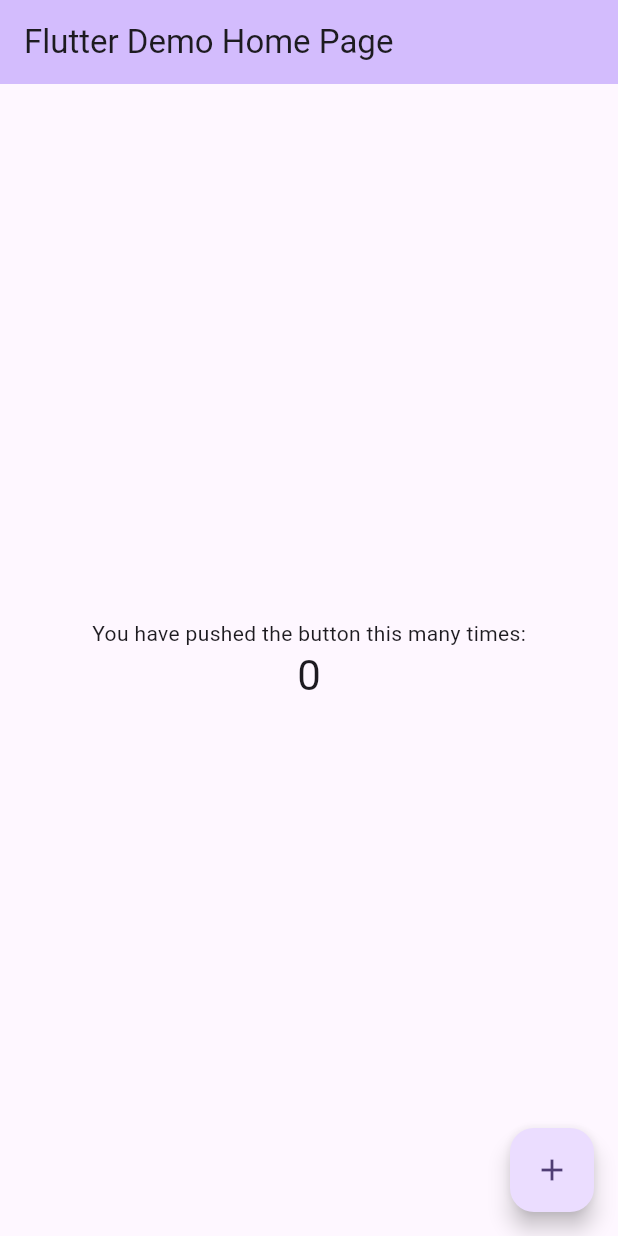
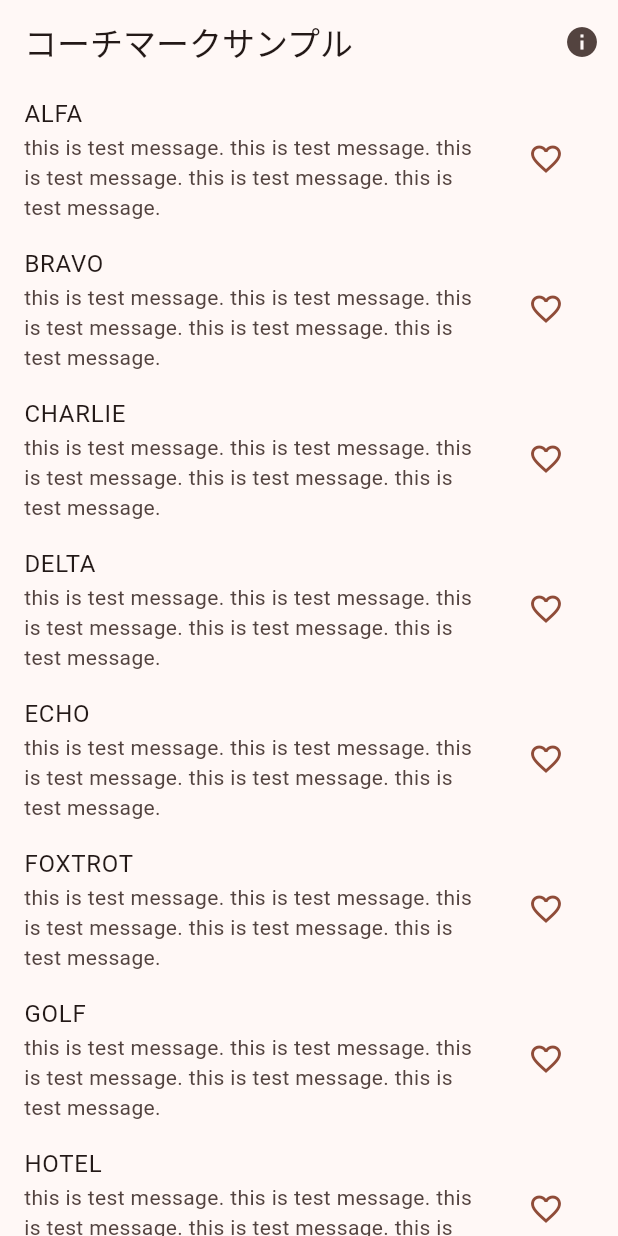
Before and after one commit to TowaYamashita/coach_mark_sample, a Flutter app: the screen it shows after launch, on a phone screen of 412 x 824 dp. Run offline on Flutter 3.47's test engine with Material 2 defaults, Android fonts, the phone set to English and light mode, and no system bars; missing offline and left inert: tutorial_coach_mark.

Commit message:
追加: 画面表示時にコーチマークを表示するよう実装

```diff
--- a/lib/main.dart
+++ b/lib/main.dart
@@ -1,125 +1,239 @@
+import 'dart:async';
+
 import 'package:flutter/material.dart';
+import 'package:tutorial_coach_mark/tutorial_coach_mark.dart';
 
-void main() {
-  runApp(const MyApp());
-}
+void main() => runApp(const MyApp());
 
 class MyApp extends StatelessWidget {
-  const MyApp({super.key});
+  const MyApp({Key? key}) : super(key: key);
 
-  // This widget is the root of your application.
   @override
   Widget build(BuildContext context) {
     return MaterialApp(
-      title: 'Flutter Demo',
       theme: ThemeData(
-        // This is the theme of your application.
-        //
-        // TRY THIS: Try running your application with "flutter run". You'll see
-        // the application has a blue toolbar. Then, without quitting the app,
-        // try changing the seedColor in the colorScheme below to Colors.green
-        // and then invoke "hot reload" (save your changes or press the "hot
-        // reload" button in a Flutter-supported IDE, or press "r" if you used
-        // the command line to start the app).
-        //
-        // Notice that the counter didn't reset back to zero; the application
-        // state is not lost during the reload. To reset the state, use hot
-        // restart instead.
-        //
-        // This works for code too, not just values: Most code changes can be
-        // tested with just a hot reload.
-        colorScheme: ColorScheme.fromSeed(seedColor: Colors.deepPurple),
         useMaterial3: true,
+        colorSchemeSeed: Colors.deepOrange,
       ),
-      home: const MyHomePage(title: 'Flutter Demo Home Page'),
+      home: const MyHomePage(),
     );
   }
 }
 
 class MyHomePage extends StatefulWidget {
-  const MyHomePage({super.key, required this.title});
-
-  // This widget is the home page of your application. It is stateful, meaning
-  // that it has a State object (defined below) that contains fields that affect
-  // how it looks.
-
-  // This class is the configuration for the state. It holds the values (in this
-  // case the title) provided by the parent (in this case the App widget) and
-  // used by the build method of the State. Fields in a Widget subclass are
-  // always marked "final".
-
-  final String title;
+  const MyHomePage({Key? key}) : super(key: key);
 
   @override
-  State<MyHomePage> createState() => _MyHomePageState();
+  MyHomePageState createState() => MyHomePageState();
 }
 
-class _MyHomePageState extends State<MyHomePage> {
-  int _counter = 0;
+class MyHomePageState extends State<MyHomePage> {
+  late TutorialCoachMark tutorialCoachMark;
 
-  void _incrementCounter() {
-    setState(() {
-      // This call to setState tells the Flutter framework that something has
-      // changed in this State, which causes it to rerun the build method below
-      // so that the display can reflect the updated values. If we changed
-      // _counter without calling setState(), then the build method would not be
-      // called again, and so nothing would appear to happen.
-      _counter++;
-    });
+  GlobalKey infoButtonKey = GlobalKey();
+  GlobalKey favoriteButtonKey = GlobalKey();
+
+  Map<String, bool> items = {
+    'ALFA': false,
+    'BRAVO': false,
+    'CHARLIE': false,
+    'DELTA': false,
+    'ECHO': false,
+    'FOXTROT': false,
+    'GOLF': false,
+    'HOTEL': false,
+    'INDIA': false,
+    'JULIETT': false,
+    'KILO': false,
+    'LIMA': false,
+    'MIKE': false,
+  };
+
+  @override
+  void initState() {
+    createTutorial();
+    Future.delayed(Duration.zero, showTutorial);
+    super.initState();
   }
 
   @override
   Widget build(BuildContext context) {
-    // This method is rerun every time setState is called, for instance as done
-    // by the _incrementCounter method above.
-    //
-    // The Flutter framework has been optimized to make rerunning build methods
-    // fast, so that you can just rebuild anything that needs updating rather
-    // than having to individually change instances of widgets.
     return Scaffold(
       appBar: AppBar(
-        // TRY THIS: Try changing the color here to a specific color (to
-        // Colors.amber, perhaps?) and trigger a hot reload to see the AppBar
-        // change color while the other colors stay the same.
-        backgroundColor: Theme.of(context).colorScheme.inversePrimary,
-        // Here we take the value from the MyHomePage object that was created by
-        // the App.build method, and use it to set our appbar title.
-        title: Text(widget.title),
+        title: const Text('コーチマークサンプル'),
+        actions: [
+          IconButton(
+            key: infoButtonKey,
+            onPressed: () {
+              showLicensePage(context: context);
+            },
+            icon: const Icon(Icons.info),
+          ),
+        ],
       ),
-      body: Center(
-        // Center is a layout widget. It takes a single child and positions it
-        // in the middle of the parent.
-        child: Column(
-          // Column is also a layout widget. It takes a list of children and
-          // arranges them vertically. By default, it sizes itself to fit its
-          // children horizontally, and tries to be as tall as its parent.
-          //
-          // Column has various properties to control how it sizes itself and
-          // how it positions its children. Here we use mainAxisAlignment to
-          // center the children vertically; the main axis here is the vertical
-          // axis because Columns are vertical (the cross axis would be
-          // horizontal).
-          //
-          // TRY THIS: Invoke "debug painting" (choose the "Toggle Debug Paint"
-          // action in the IDE, or press "p" in the console), to see the
-          // wireframe for each widget.
-          mainAxisAlignment: MainAxisAlignment.center,
-          children: <Widget>[
-            const Text(
-              'You have pushed the button this many times:',
-            ),
-            Text(
-              '$_counter',
-              style: Theme.of(context).textTheme.headlineMedium,
-            ),
-          ],
-        ),
+      body: CustomScrollView(
+        slivers: [
+          SliverList.builder(
+            itemBuilder: (_, index) {
+              return ListTile(
+                title: Text(items.keys.elementAt(index)),
+                subtitle: Text('this is test message. ' * 5),
+                trailing: IconButton(
+                  key: index == 0 ? favoriteButtonKey : null,
+                  onPressed: () {
+                    setState(() {
+                      items.update(
+                          items.keys.elementAt(index), (value) => !value);
+                    });
+                  },
+                  icon: Icon(
+                    items.values.elementAt(index)
+                        ? Icons.favorite
+                        : Icons.favorite_outline,
+                    color: Theme.of(context).primaryColor,
+                  ),
+                ),
+                onTap: () {
+                  showModalBottomSheet(
+                    context: context,
+                    showDragHandle: true,
+                    builder: (_) {
+                      return Center(
+                        child: Text('username: ${items[index]}'),
+                      );
+                    },
+                  );
+                },
+              );
+            },
+            itemCount: items.length,
+          ),
+        ],
       ),
-      floatingActionButton: FloatingActionButton(
-        onPressed: _incrementCounter,
-        tooltip: 'Increment',
-        child: const Icon(Icons.add),
-      ), // This trailing comma makes auto-formatting nicer for build methods.
     );
   }
+
+  void showTutorial() {
+    tutorialCoachMark.show(context: context);
+  }
+
+  void createTutorial() {
+    tutorialCoachMark = TutorialCoachMark(
+      targets: _createTargets(),
+      colorShadow: Colors.deepOrange,
+      alignSkip: Alignment.bottomLeft,
+      skipWidget: ElevatedButton.icon(
+        icon: const Icon(Icons.double_arrow_rounded),
+        label: const Text('スキップ'),
+        onPressed: () {},
+      ),
+      paddingFocus: 5,
+      opacityShadow: 0.8,
+    );
+  }
+
+  List<TargetFocus> _createTargets() {
+    List<TargetFocus> targets = [];
+
+    targets.add(
+      TargetFocus(
+        keyTarget: infoButtonKey,
+        contents: [
+          TargetContent(
+            align: ContentAlign.custom,
+            customPosition: CustomTargetContentPosition(
+              bottom: 0,
+              left: 0,
+            ),
+            builder: (_, controller) {
+              return Row(
+                mainAxisAlignment: MainAxisAlignment.end,
+                children: [
+                  ElevatedButton.icon(
+                    onPressed: controller.next,
+                    icon: const Icon(Icons.arrow_forward),
+                    label: const Text('次へ'),
+                  ),
+                ],
+              );
+            },
+          ),
+          TargetContent(
+            align: ContentAlign.bottom,
+            builder: (_, controller) {
+              return const Column(
+                crossAxisAlignment: CrossAxisAlignment.start,
+                children: [
+                  Text(
+                    "ライセンス情報",
+                    style: TextStyle(
+                      fontWeight: FontWeight.bold,
+                      color: Colors.white,
+                      fontSize: 20.0,
+                    ),
+                  ),
+                  SizedBox(height: 10),
+                  Text(
+                    "このアプリケーションに関するライセンス情報を閲覧したい場合は、このアイコンをタップしてください。",
+                    style: TextStyle(color: Colors.white),
+                  ),
+                ],
+              );
+            },
+          ),
+        ],
+      ),
+    );
+    targets.add(
+      TargetFocus(
+        keyTarget: favoriteButtonKey,
+        contents: [
+          TargetContent(
+            align: ContentAlign.custom,
+            customPosition: CustomTargetContentPosition(
+              bottom: 0,
+              left: 0,
+            ),
+            builder: (_, controller) {
+              return Row(
+                mainAxisAlignment: MainAxisAlignment.end,
+                children: [
+                  ElevatedButton.icon(
+                    onPressed: controller.next,
+                    icon: const Icon(Icons.arrow_forward),
+                    label: const Text('次へ'),
+                  ),
+                ],
+              );
+            },
+          ),
+          TargetContent(
+            align: ContentAlign.bottom,
+            builder: (_, controller) {
+              return const Column(
+                crossAxisAlignment: CrossAxisAlignment.start,
+                children: [
+                  Text(
+                    "お気に入り",
+                    style: TextStyle(
+                      fontWeight: FontWeight.bold,
+                      color: Colors.white,
+                      fontSize: 20.0,
+                    ),
+                  ),
+                  SizedBox(height: 10),
+                  Text(
+                    "お気に入りにしたいユーザがいる場合は、そのユーザの横のハートボタンをタップしてください。",
+                    style: TextStyle(color: Colors.white),
+                  ),
+                ],
+              );
+            },
+          )
+        ],
+      ),
+    );
+
+    return targets;
+  }
 }
```
